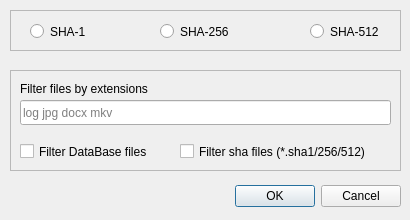
Above: src/settingdialog.ui from artemvlas/veretino before the change. Below: the same form after it.
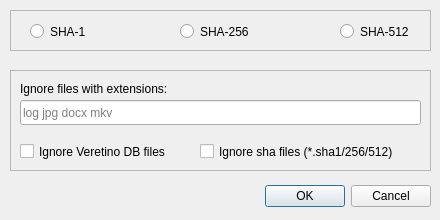
That is the form after the change.

Diff of the .ui file:
```diff
--- a/src/settingdialog.ui
+++ b/src/settingdialog.ui
@@ -6,7 +6,7 @@
    <rect>
     <x>0</x>
     <y>0</y>
-    <width>410</width>
+    <width>440</width>
     <height>220</height>
    </rect>
   </property>
@@ -16,7 +16,7 @@
   <widget class="QDialogButtonBox" name="buttonBox">
    <property name="geometry">
     <rect>
-     <x>220</x>
+     <x>250</x>
      <y>180</y>
      <width>181</width>
      <height>32</height>
@@ -34,7 +34,7 @@
     <rect>
      <x>10</x>
      <y>10</y>
-     <width>391</width>
+     <width>421</width>
      <height>41</height>
     </rect>
    </property>
@@ -60,7 +60,7 @@
    <widget class="QRadioButton" name="rbSha256">
     <property name="geometry">
      <rect>
-      <x>150</x>
+      <x>170</x>
       <y>10</y>
       <width>92</width>
       <height>23</height>
@@ -73,7 +73,7 @@
    <widget class="QRadioButton" name="rbSha512">
     <property name="geometry">
      <rect>
-      <x>300</x>
+      <x>330</x>
       <y>10</y>
       <width>81</width>
       <height>23</height>
@@ -89,7 +89,7 @@
     <rect>
      <x>10</x>
      <y>70</y>
-     <width>391</width>
+     <width>421</width>
      <height>101</height>
     </rect>
    </property>
@@ -104,12 +104,12 @@
      <rect>
       <x>10</x>
       <y>10</y>
-      <width>151</width>
+      <width>201</width>
       <height>17</height>
      </rect>
     </property>
     <property name="text">
-     <string>Filter files by extensions</string>
+     <string>Ignore files with extensions:</string>
     </property>
    </widget>
    <widget class="QLineEdit" name="inputFilterExtensions">
@@ -117,7 +117,7 @@
      <rect>
       <x>10</x>
       <y>30</y>
-      <width>371</width>
+      <width>401</width>
       <height>25</height>
      </rect>
     </property>
@@ -136,7 +136,7 @@
      <rect>
       <x>10</x>
       <y>70</y>
-      <width>151</width>
+      <width>181</width>
       <height>23</height>
      </rect>
     </property>
@@ -144,15 +144,15 @@
      <string>Exclude *.ver.json files from the filelist</string>
     </property>
     <property name="text">
-     <string>Filter DataBase files</string>
+     <string>Ignore Veretino DB files</string>
     </property>
    </widget>
    <widget class="QCheckBox" name="filterShaFiles">
     <property name="geometry">
      <rect>
-      <x>170</x>
+      <x>190</x>
       <y>70</y>
-      <width>221</width>
+      <width>231</width>
       <height>23</height>
      </rect>
     </property>
@@ -160,7 +160,7 @@
      <string>exclude text files with {checksum &amp; filename} from database</string>
     </property>
     <property name="text">
-     <string>Filter sha files (*.sha1/256/512)</string>
+     <string>Ignore sha files (*.sha1/256/512)</string>
     </property>
    </widget>
   </widget>
```
Left out of the diff: 8 changed lines with no effect on the pictures.
